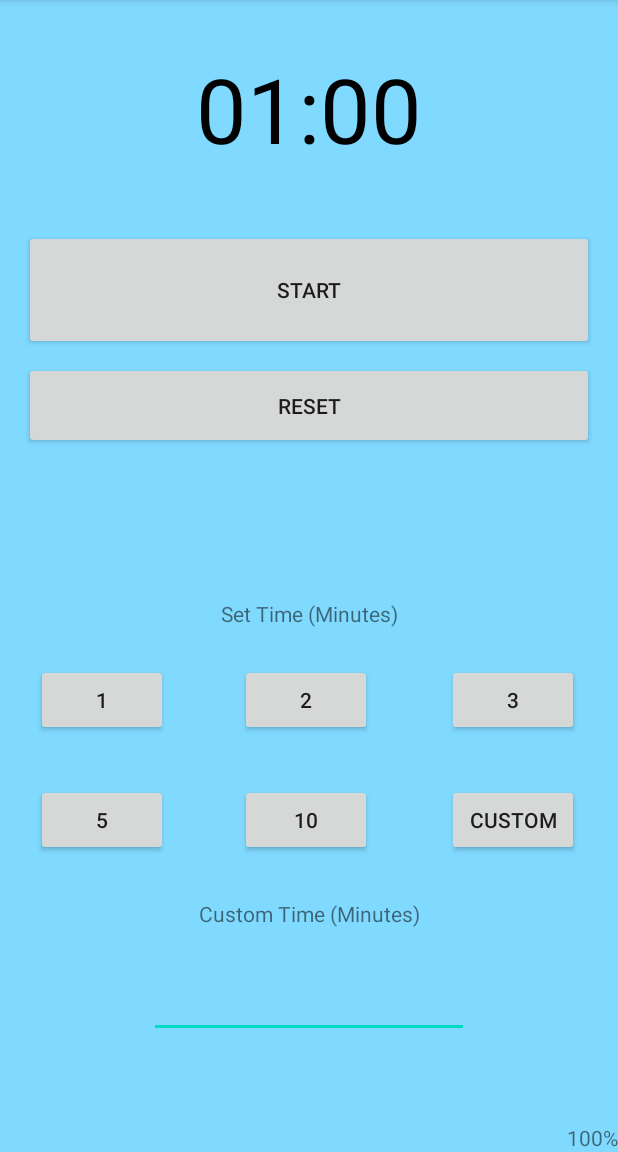
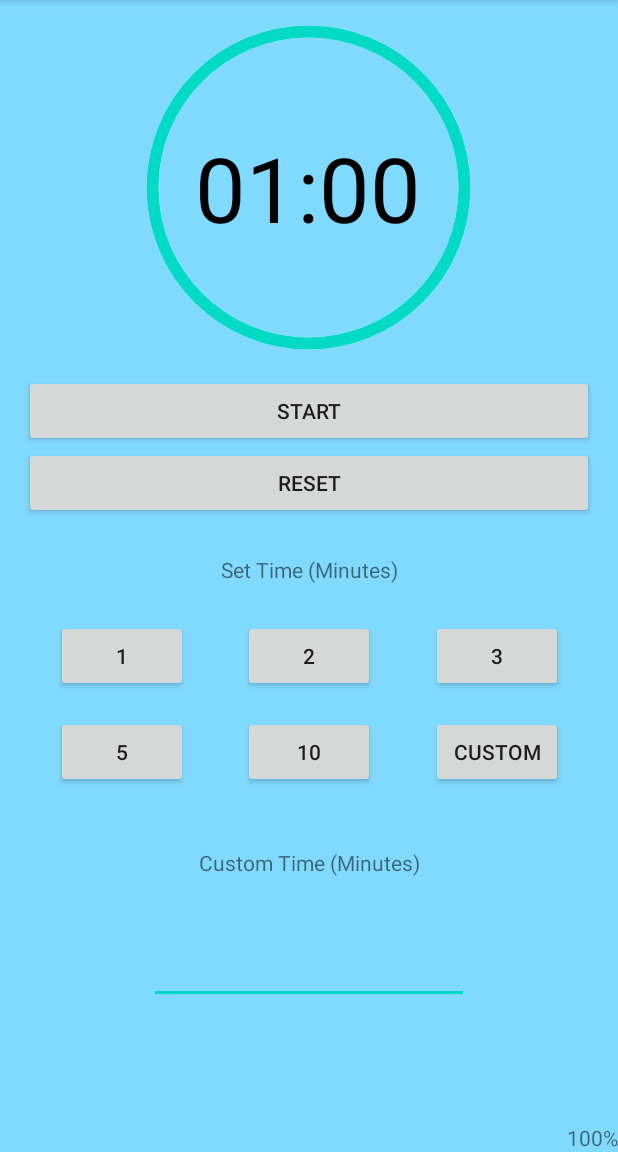
Before and after one commit to gyeung06/AndroidParentingApp, an Android app: the TimeoutActivity screen opened directly, with no data from a screen before it, on a phone screen of 412 x 824 dp, the part 84-1236 px from its top. Run offline under Robolectric (Android 15) with nearby library versions, the phone set to English and light mode, and no system bars.

Commit message:
add circular progress and clean up layout for timer

```diff
--- a/app/src/main/java/c/cmpt276/childapp/TimeoutActivity.java
+++ b/app/src/main/java/c/cmpt276/childapp/TimeoutActivity.java
@@ -14,6 +14,7 @@ import android.view.MenuItem;
 import android.view.View;
 import android.widget.Button;
 import android.widget.EditText;
+import android.widget.ProgressBar;
 import android.widget.TextView;
 import android.widget.Toast;
 
@@ -37,10 +38,12 @@ public class TimeoutActivity extends AppCompatActivity implements View.OnClickLi
     @SuppressLint("StaticFieldLeak")
     private static TextView mTextViewCountDown;
     private static boolean mTimerRunning;
+    private long startTime = START_TIME_IN_MILLIS;
     private static long mTimeLeftInMillis = START_TIME_IN_MILLIS;
     private ChildrenConfigCollection configs = ChildrenConfigCollection.getInstance();
     private Button mButtonStartPause;
     private Button mButtonReset;
+    private ProgressBar progressTime;
 
     public static void setmTimerRunning(boolean newRunning) {
         mTimerRunning = newRunning;
@@ -62,6 +65,7 @@ public class TimeoutActivity extends AppCompatActivity implements View.OnClickLi
 
         String timeLeftFormatted = String.format(Locale.getDefault(), "%02d:%02d", minutes, seconds);
         mTextViewCountDown.setText(timeLeftFormatted);
+        progressTime.setProgress((int) (100 * mTimeLeftInMillis / startTime), true);
     }
 
     public static Intent createIntent(Context context) {
@@ -80,6 +84,7 @@ public class TimeoutActivity extends AppCompatActivity implements View.OnClickLi
         mTextViewCountDown = findViewById(R.id.text_view_timer);
         mButtonStartPause = findViewById(R.id.timer_button_start);
         mButtonReset = findViewById(R.id.timer_button_reset);
+        progressTime = findViewById(R.id.timer_progressbar);
 
         new Timer().scheduleAtFixedRate(new TimerTask() {
             @Override
@@ -136,6 +141,7 @@ public class TimeoutActivity extends AppCompatActivity implements View.OnClickLi
         } else {
             saveLastUsedTime(time);
             resetTimer();
+            startTime = time;
         }
     }
 
--- /dev/null
+++ b/app/src/main/res/drawable/circle.xml
@@ -0,0 +1,21 @@
+<?xml version="1.0" encoding="utf-8"?>
+<layer-list xmlns:android="http://schemas.android.com/apk/res/android">
+    <item>
+        <shape
+            android:innerRadiusRatio="2.5"
+            android:shape="ring"
+            android:thickness="8dp"
+            android:useLevel="false">
+            <solid android:color="#ffffff" />
+        </shape>
+    </item>
+    <item>
+        <shape
+            android:innerRadiusRatio="2.5"
+            android:shape="ring"
+            android:thickness="8dp"
+            android:useLevel="true">
+            <solid android:color="@color/colorAccent" />
+        </shape>
+    </item>
+</layer-list>
--- a/app/src/main/res/layout/content_timeout.xml
+++ b/app/src/main/res/layout/content_timeout.xml
@@ -7,68 +7,82 @@
     android:background="#80d9ff"
     app:layout_behavior="@string/appbar_scrolling_view_behavior">
 
-    <TextView
-        android:id="@+id/text_view_timer"
-        android:layout_width="wrap_content"
+    <RelativeLayout
+        android:id="@+id/layout_time"
+        android:layout_width="match_parent"
         android:layout_height="wrap_content"
-        android:layout_centerHorizontal="true"
-        android:layout_centerVertical="true"
-        android:layout_marginTop="32dp"
-        android:text="@string/timer_watch"
-        android:textColor="@android:color/black"
-        android:textSize="60sp"
         app:layout_constraintEnd_toEndOf="parent"
         app:layout_constraintStart_toStartOf="parent"
-        app:layout_constraintTop_toTopOf="parent" />
+        app:layout_constraintTop_toTopOf="parent">
+
+        <ProgressBar
+            android:id="@+id/timer_progressbar"
+            style="?android:progressBarStyleHorizontal"
+            android:layout_width="250dp"
+            android:layout_height="250dp"
+            android:layout_centerHorizontal="true"
+            android:indeterminate="false"
+            android:progress="80"
+            android:progressDrawable="@drawable/circle"
+            android:rotation="-90" />
+
+        <TextView
+            android:id="@+id/text_view_timer"
+            android:layout_width="wrap_content"
+            android:layout_height="wrap_content"
+            android:layout_alignStart="@+id/timer_progressbar"
+            android:layout_alignEnd="@+id/timer_progressbar"
+            android:layout_centerHorizontal="true"
+            android:layout_centerVertical="true"
+            android:text="@string/timer_watch"
+            android:textAlignment="center"
+            android:textColor="@android:color/black"
+            android:textSize="60sp" />
+    </RelativeLayout>
 
     <Button
         android:id="@+id/timer_button_start"
         android:layout_width="0dp"
-        android:layout_height="0dp"
+        android:layout_height="wrap_content"
         android:layout_marginStart="16dp"
         android:layout_marginEnd="16dp"
         android:text="@string/timer_startbtn"
-        app:layout_constraintBottom_toTopOf="@+id/guideline6"
         app:layout_constraintEnd_toEndOf="parent"
         app:layout_constraintStart_toStartOf="parent"
-        app:layout_constraintTop_toTopOf="@+id/guideline7" />
+        app:layout_constraintTop_toBottomOf="@+id/layout_time" />
 
     <Button
         android:id="@+id/timer_button_reset"
         android:layout_width="0dp"
-        android:layout_height="0dp"
+        android:layout_height="wrap_content"
         android:layout_marginStart="16dp"
-        android:layout_marginTop="8dp"
         android:layout_marginEnd="16dp"
-        android:layout_marginBottom="8dp"
         android:text="@string/timer_resetbtn"
         android:visibility="visible"
-        app:layout_constraintBottom_toTopOf="@+id/guideline8"
         app:layout_constraintEnd_toEndOf="parent"
-        app:layout_constraintHorizontal_bias="0.498"
         app:layout_constraintStart_toStartOf="parent"
-        app:layout_constraintTop_toTopOf="@+id/guideline6"
+        app:layout_constraintTop_toBottomOf="@+id/timer_button_start"
         tools:visibility="visible" />
 
     <Button
         android:id="@+id/timer_1min"
         android:layout_width="wrap_content"
         android:layout_height="wrap_content"
-        android:layout_marginBottom="16dp"
+        android:layout_marginTop="24dp"
         android:text="@string/timer_1min"
-        app:layout_constraintBottom_toTopOf="@+id/guideline5"
-        app:layout_constraintEnd_toStartOf="@+id/guideline4"
-        app:layout_constraintStart_toStartOf="parent" />
+        app:layout_constraintEnd_toStartOf="@+id/timer_2min"
+        app:layout_constraintStart_toStartOf="parent"
+        app:layout_constraintTop_toBottomOf="@+id/textView" />
 
     <Button
         android:id="@+id/timer_2min"
         android:layout_width="wrap_content"
         android:layout_height="wrap_content"
-        android:layout_marginBottom="16dp"
+        android:layout_marginTop="24dp"
         android:text="@string/timer_2min"
-        app:layout_constraintBottom_toTopOf="@+id/guideline5"
-        app:layout_constraintEnd_toStartOf="@+id/guideline9"
-        app:layout_constraintStart_toStartOf="@+id/guideline4" />
+        app:layout_constraintEnd_toStartOf="@+id/guideline4"
+        app:layout_constraintStart_toStartOf="@+id/guideline4"
+        app:layout_constraintTop_toBottomOf="@+id/textView" />
 
     <Button
         android:id="@+id/timer_5min"
@@ -76,9 +90,9 @@
         android:layout_height="wrap_content"
         android:layout_marginTop="16dp"
         android:text="@string/timer_5min"
-        app:layout_constraintEnd_toStartOf="@+id/guideline4"
+        app:layout_constraintEnd_toStartOf="@+id/timer_10min"
         app:layout_constraintStart_toStartOf="parent"
-        app:layout_constraintTop_toTopOf="@+id/guideline5" />
+        app:layout_constraintTop_toBottomOf="@+id/timer_1min" />
 
     <Button
         android:id="@+id/timer_10min"
@@ -86,61 +100,27 @@
         android:layout_height="wrap_content"
         android:layout_marginTop="16dp"
         android:text="@string/timer_10min"
-        app:layout_constraintEnd_toStartOf="@+id/guideline9"
+        app:layout_constraintEnd_toStartOf="@+id/guideline4"
         app:layout_constraintStart_toStartOf="@+id/guideline4"
-        app:layout_constraintTop_toTopOf="@+id/guideline5" />
+        app:layout_constraintTop_toBottomOf="@+id/timer_2min" />
 
     <androidx.constraintlayout.widget.Guideline
         android:id="@+id/guideline4"
         android:layout_width="wrap_content"
         android:layout_height="wrap_content"
         android:orientation="vertical"
-        app:layout_constraintGuide_percent="0.33" />
+        app:layout_constraintGuide_percent="0.5" />
 
-    <androidx.constraintlayout.widget.Guideline
-        android:id="@+id/guideline5"
-        android:layout_width="wrap_content"
-        android:layout_height="wrap_content"
-        android:orientation="horizontal"
-        app:layout_constraintGuide_percent="0.66" />
-
-    <androidx.constraintlayout.widget.Guideline
-        android:id="@+id/guideline6"
-        android:layout_width="wrap_content"
-        android:layout_height="wrap_content"
-        android:orientation="horizontal"
-        app:layout_constraintGuide_percent="0.30369356" />
-
-    <androidx.constraintlayout.widget.Guideline
-        android:id="@+id/guideline7"
-        android:layout_width="wrap_content"
-        android:layout_height="wrap_content"
-        android:orientation="horizontal"
-        app:layout_constraintGuide_percent="0.2" />
-
-    <androidx.constraintlayout.widget.Guideline
-        android:id="@+id/guideline8"
-        android:layout_width="wrap_content"
-        android:layout_height="wrap_content"
-        android:orientation="horizontal"
-        app:layout_constraintGuide_percent="0.4" />
-
-    <androidx.constraintlayout.widget.Guideline
-        android:id="@+id/guideline9"
-        android:layout_width="wrap_content"
-        android:layout_height="wrap_content"
-        android:orientation="vertical"
-        app:layout_constraintGuide_percent="0.66" />
 
     <Button
         android:id="@+id/timer_3min"
         android:layout_width="wrap_content"
         android:layout_height="wrap_content"
-        android:layout_marginBottom="16dp"
+        android:layout_marginTop="24dp"
         android:text="@string/timer_3min"
-        app:layout_constraintBottom_toTopOf="@+id/guideline5"
         app:layout_constraintEnd_toEndOf="parent"
-        app:layout_constraintStart_toStartOf="@+id/guideline9" />
+        app:layout_constraintStart_toEndOf="@+id/timer_2min"
+        app:layout_constraintTop_toBottomOf="@+id/textView" />
 
     <Button
         android:id="@+id/timer_custombtn"
@@ -149,8 +129,8 @@
         android:layout_marginTop="16dp"
         android:text="@string/timer_custombtn"
         app:layout_constraintEnd_toEndOf="parent"
-        app:layout_constraintStart_toStartOf="@+id/guideline9"
-        app:layout_constraintTop_toTopOf="@+id/guideline5" />
+        app:layout_constraintStart_toEndOf="@+id/timer_10min"
+        app:layout_constraintTop_toBottomOf="@+id/timer_3min" />
 
     <EditText
         android:id="@+id/timer_custom_input"
@@ -177,11 +157,11 @@
         android:id="@+id/textView"
         android:layout_width="wrap_content"
         android:layout_height="wrap_content"
-        android:layout_marginBottom="24dp"
+        android:layout_marginTop="24dp"
         android:text="@string/timer_set_text"
-        app:layout_constraintBottom_toTopOf="@+id/timer_2min"
         app:layout_constraintEnd_toEndOf="parent"
-        app:layout_constraintStart_toStartOf="parent" />
+        app:layout_constraintStart_toStartOf="parent"
+        app:layout_constraintTop_toBottomOf="@+id/timer_button_reset" />
 
     <TextView
         android:id="@+id/timer_speed"
```
